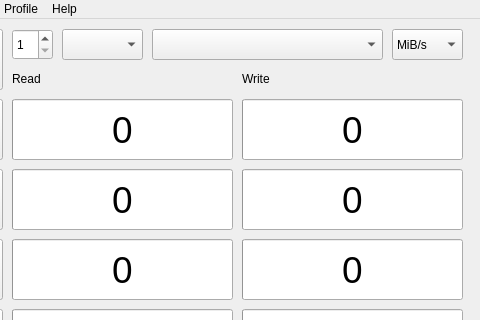
Above: src/mainwindow.ui from JonMagon/KDiskMark before the change; both pictures show x 98 to 578 and y 0 to 320 of the 578 by 405 pixel window. Below: the same form after it.
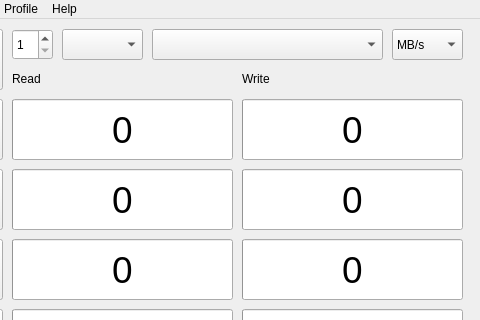
That is the form after the change.

What changed in the file:
```diff
--- a/src/mainwindow.ui
+++ b/src/mainwindow.ui
@@ -185,7 +185,7 @@
     </property>
     <item>
      <property name="text">
-      <string>MiB/s</string>
+      <string>MB/s</string>
      </property>
     </item>
     <item>
```
Left out of the diff: 8 changed lines with no effect on the pictures.
